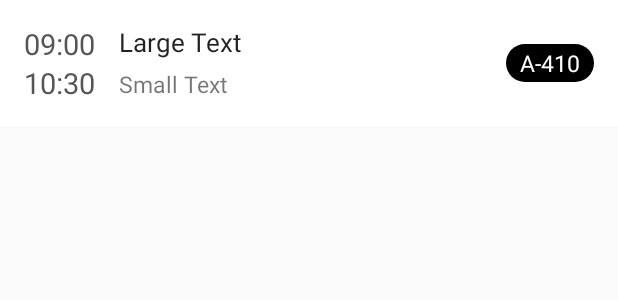
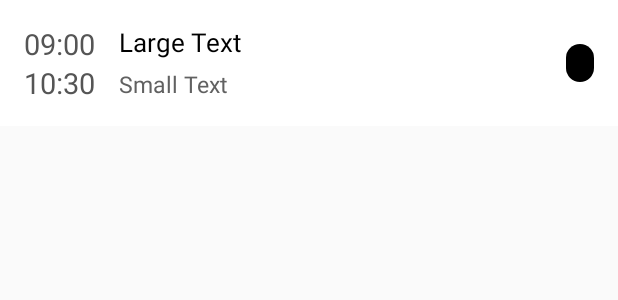
Before and after one commit to RuslanBarcho/MIREAAssistant2, an Android app: the layout schedule_item.xml on its own in the app's theme, with its tools: preview values and no code run, on a phone screen of 412 x 824 dp. Shown: the top 300 px of the screen. Run offline under Robolectric (Android 15) with nearby library versions, the phone set to English and light mode, and no system bars.

Commit message:
Fix font issue on some devices, refactoring

```diff
--- a/app/build.gradle
+++ b/app/build.gradle
@@ -6,8 +6,8 @@ android {
         applicationId "radonsoft.mireaassistant"
         minSdkVersion 21
         targetSdkVersion 28
-        versionCode 10
-        versionName "2.2"
+        versionCode 11
+        versionName "2.2.1"
         testInstrumentationRunner "android.support.test.runner.AndroidJUnitRunner"
     }
     buildTypes {
--- a/app/src/main/java/radonsoft/mireaassistant/network/ScheduleService.java
+++ b/app/src/main/java/radonsoft/mireaassistant/network/ScheduleService.java
@@ -7,7 +7,7 @@ import retrofit2.http.Body;
 import retrofit2.http.POST;
 
 /**
- * Created by Ruska on 14.09.2017.
+ * Created by Ruslan Vinter on 14.09.2017.
  */
 public interface ScheduleService {
     @POST("schedule/get")
--- a/app/src/main/java/radonsoft/mireaassistant/ui/main/MainViewModel.java
+++ b/app/src/main/java/radonsoft/mireaassistant/ui/main/MainViewModel.java
@@ -112,12 +112,11 @@ public class MainViewModel extends ViewModel {
         }
     }
 
-    public void updateWidget(Activity context){
+    void updateWidget(Activity context){
         AppWidgetManager appWidgetManager = AppWidgetManager.getInstance(context);
         int[] ids = AppWidgetManager.getInstance(context.getApplication()).getAppWidgetIds(new ComponentName(context.getApplication(), ScheduleWidget.class));
         if (ids.length > 0){
             appWidgetManager.notifyAppWidgetViewDataChanged(ids, R.id.scheduleListView);
         }
     }
-
 }
--- a/app/src/main/res/layout/fragment_settings.xml
+++ b/app/src/main/res/layout/fragment_settings.xml
@@ -54,7 +54,7 @@
                 android:src="@drawable/icon_app_large" />
 
             <TextView
-                android:id="@+id/textView2"
+                android:id="@+id/settings_about_message"
                 android:layout_width="match_parent"
                 android:layout_height="wrap_content"
                 android:layout_marginBottom="40dp"
--- a/app/src/main/res/layout/schedule_item.xml
+++ b/app/src/main/res/layout/schedule_item.xml
@@ -22,34 +22,32 @@
             android:layout_marginStart="16dp"
             android:layout_marginTop="16dp"
             android:text="09:00"
-            android:textAppearance="?android:attr/textAppearanceLarge"
             android:textColor="#555555"
-            android:textSize="19dp" />
+            android:textSize="19sp" />
 
         <TextView
             android:id="@+id/item_end_time"
             android:layout_width="wrap_content"
             android:layout_height="wrap_content"
+            android:layout_below="@+id/item_begin_time"
             android:layout_alignStart="@+id/item_begin_time"
-            android:layout_below="@+id/item_begin_time"
             android:layout_marginBottom="16dp"
             android:text="10:30"
-            android:textAppearance="?android:attr/textAppearanceLarge"
             android:textColor="#555555"
-            android:textSize="19dp" />
+            android:textSize="19sp" />
 
         <TextView
             android:id="@+id/item_name"
             android:layout_width="match_parent"
             android:layout_height="wrap_content"
             android:layout_alignParentTop="true"
-            android:layout_marginBottom="5dp"
             android:layout_marginLeft="16dp"
             android:layout_marginTop="16dp"
+            android:layout_marginBottom="5dp"
             android:layout_toLeftOf="@+id/item_class"
             android:layout_toRightOf="@+id/item_begin_time"
             android:text="Large Text"
-            android:textAppearance="?android:attr/textAppearanceLarge"
+            android:textColor="@color/colorTextPrimary"
             android:textSize="17sp" />
 
         <TextView
@@ -61,12 +59,10 @@
             android:layout_marginLeft="5dp"
             android:layout_marginRight="16dp"
             android:background="@drawable/black_bubble"
+            android:paddingLeft="9dp"
+            android:paddingTop="2dp"
+            android:paddingRight="9dp"
             android:paddingBottom="2dp"
-            android:paddingLeft="9dp"
-            android:paddingRight="9dp"
-            android:paddingTop="2dp"
-            android:text="А-410"
-            android:textAppearance="?android:attr/textAppearanceSmall"
             android:textColor="@android:color/white"
             android:textColorLink="@android:color/white"
             android:textSize="15sp"
@@ -82,7 +78,7 @@
             android:layout_toRightOf="@+id/item_begin_time"
             android:gravity="top"
             android:text="Small Text"
-            android:textAppearance="?android:attr/textAppearanceSmall"
+            android:textColor="@color/colorTextAddiction"
             android:textSize="15sp"
             android:visibility="visible" />
     </RelativeLayout>
--- a/app/src/main/res/layout/widget_item.xml
+++ b/app/src/main/res/layout/widget_item.xml
@@ -41,7 +41,7 @@
             android:layout_toLeftOf="@+id/item_widget_class"
             android:layout_toRightOf="@+id/item_widget_begin_time"
             android:text="Large Text"
-            android:textAppearance="?android:attr/textAppearanceLarge"
+            android:textColor="@color/colorTextPrimary"
             android:textSize="17sp" />
 
         <TextView
@@ -58,7 +58,6 @@
             android:paddingRight="9dp"
             android:paddingTop="2dp"
             android:text="А-410"
-            android:textAppearance="?android:attr/textAppearanceSmall"
             android:textColor="@android:color/white"
             android:textColorLink="@android:color/white"
             android:textSize="15sp"
@@ -75,7 +74,7 @@
             android:layout_toRightOf="@+id/item_widget_begin_time"
             android:gravity="top"
             android:text="Small Text"
-            android:textAppearance="?android:attr/textAppearanceSmall"
+            android:textColor="@color/colorTextAddiction"
             android:textSize="15sp"
             android:visibility="visible" />
     </RelativeLayout>
--- a/app/src/main/res/values/colors.xml
+++ b/app/src/main/res/values/colors.xml
@@ -6,10 +6,10 @@
     <color name="colorAction">#000000</color>
     <color name="colorBlue">#2760F1</color>
     <color name="colorDarkBlue">#0d47a1</color>
-
     <color name="refresh_progress_1">#2760F1</color>
     <color name="refresh_progress_2">#2784F1</color>
     <color name="refresh_progress_3">#2760F1</color>
-
+    <color name="colorTextPrimary">#000000</color>
+    <color name="colorTextAddiction">#616161</color>
     <color name="inactive">#81212121</color>
 </resources>
--- a/app/src/main/res/values/strings.xml
+++ b/app/src/main/res/values/strings.xml
@@ -24,7 +24,7 @@
 
     <string name="error_msg">Error loading schedule</string>
 
-    <string name="about_title" translatable="false">MIREA Assistant 2.2 \n by Ruslan Vinter</string>
+    <string name="about_title" translatable="false">MIREA Assistant %1s \n by Ruslan Vinter</string>
 
     <string name="hello_blank_fragment" translatable="false">Hello blank fragment</string>
     <string name="downloaded_msg">Schedule successfully updated</string>
```
Also changed, not shown: app/src/main/java/radonsoft/mireaassistant/ui/schedule/Schedule.java (+5 -19 lines), app/src/main/java/radonsoft/mireaassistant/ui/settings/Settings.java (+14 -0 lines).
